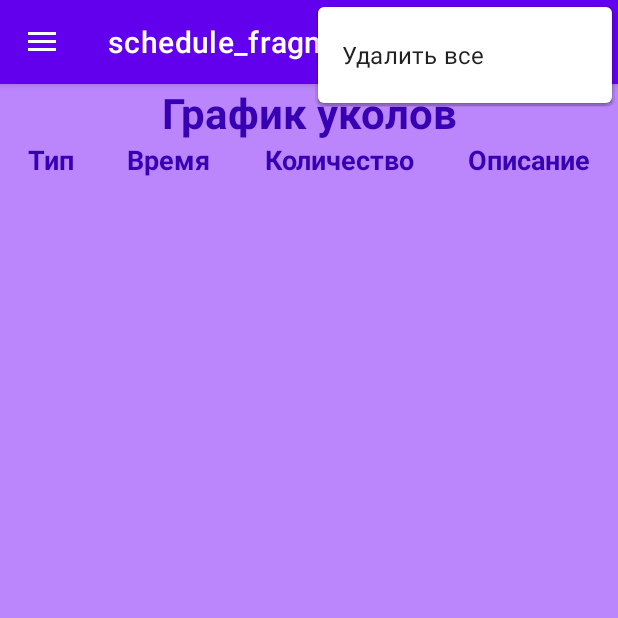
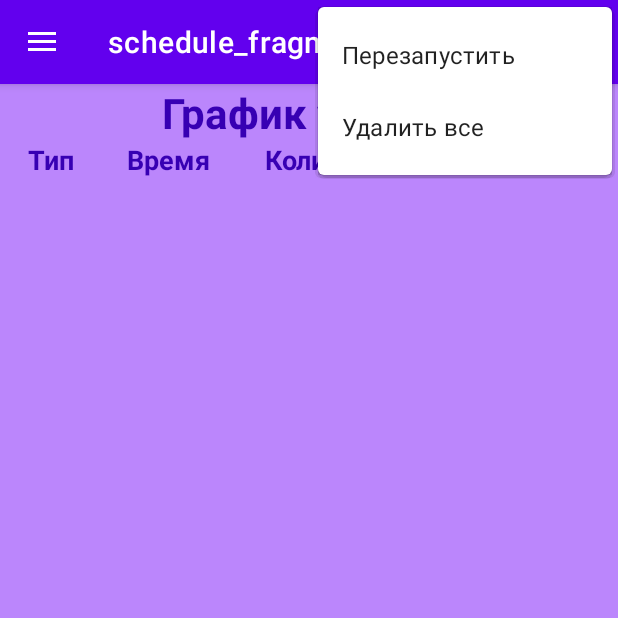
Before and after one commit to AlexYach1973/MyProject, an Android app: the screen it shows after launch (MainActivity), with the options menu open, on a phone screen of 412 x 824 dp, the top half of it. Run offline under Robolectric (Android 15) with nearby library versions, the phone set to English and light mode, and no system bars; our stand-ins replace Room's generated code, data binding, navigation-ui.

Commit message:
Не полный, но рабочий вариант Чуть подрихтовал, но не все

```diff
--- a/app/src/main/java/com/example/android/myproject/database/ScheduleDao.java
+++ b/app/src/main/java/com/example/android/myproject/database/ScheduleDao.java
@@ -2,11 +2,9 @@ package com.example.android.myproject.database;
 
 import androidx.lifecycle.LiveData;
 import androidx.room.Dao;
-import androidx.room.Delete;
 import androidx.room.Insert;
 import androidx.room.OnConflictStrategy;
 import androidx.room.Query;
-import androidx.room.Update;
 
 import java.util.List;
 
--- a/app/src/main/java/com/example/android/myproject/schedule/ScheduleReceiver.java
+++ b/app/src/main/java/com/example/android/myproject/schedule/ScheduleReceiver.java
@@ -48,7 +48,7 @@ public class ScheduleReceiver extends BroadcastReceiver {
         String time = intent.getStringExtra(KEY_TIME);
         String type = intent.getStringExtra(KEY_TYPE);
 
-        Toast.makeText(context, "Время " + time + ", Пора делать укол", Toast.LENGTH_LONG).show();
+        Toast.makeText(context, "Время " + time + ", Пора делать укол", Toast.LENGTH_SHORT).show();
         Log.d("myLogs", "Время " + time + ", Пора делать укол");
 
         /**
@@ -57,7 +57,7 @@ public class ScheduleReceiver extends BroadcastReceiver {
         // Регистрируем канал уведомлений- это надо для Android 8.0 и выше
          createNotificationChannel(context);
 
-        // Большая картинка - setLargeIcon
+        // Большая картинка - setLargeIcon()
         Bitmap notifyImage = BitmapFactory.decodeResource(context.getResources(),
                 R.drawable.injection);
 
@@ -143,7 +143,7 @@ public class ScheduleReceiver extends BroadcastReceiver {
             intent.putExtra(KEY_TIME, hours.get(i) + ":" + minutes.get(i));
             intent.putExtra(KEY_TYPE, type.get(i));
 
-//            Log.d("myLogs", "setAlarm, Time : " + hours.get(i) + ":" + minutes.get(i));
+            Log.d("myLogs", "setAlarm, Time : " + hours.get(i) + ":" + minutes.get(i));
 
             // Разные PendingIntent - pазные requestCode: "i"
             PendingIntent pendingIntent = PendingIntent.getBroadcast(context, i, intent, 0);
@@ -155,7 +155,7 @@ public class ScheduleReceiver extends BroadcastReceiver {
             intentArray.add(pendingIntent);
         }
 
-        Log.d("myLogs", "Размер intentArray: " + intentArray.size());
+        Log.d("myLogs", " setAlarm. Размер intentArray: " + intentArray.size());
 
     }
 
@@ -176,9 +176,10 @@ public class ScheduleReceiver extends BroadcastReceiver {
         } else {
 //            Toast.makeText(context, "Alarm пустой", Toast.LENGTH_LONG).show();
 
-            Log.d("myLogs", "Alarm пустой");
+            Log.d("myLogs", "cancelAlarm. Alarm пустой");
 
         }
+        intentArray.clear(); // Обнулили
     }
 
 
--- a/app/src/main/java/com/example/android/myproject/schedule/ScheduleViewModel.java
+++ b/app/src/main/java/com/example/android/myproject/schedule/ScheduleViewModel.java
@@ -1,6 +1,4 @@
 package com.example.android.myproject.schedule;
-
-import android.util.Log;
 
 import androidx.lifecycle.LiveData;
 import androidx.lifecycle.MutableLiveData;
@@ -10,26 +8,25 @@ import com.example.android.myproject.database.ScheduleDao;
 import com.example.android.myproject.database.ScheduleDatabase;
 import com.example.android.myproject.database.ScheduleEntity;
 
-import java.util.ArrayList;
 import java.util.List;
 
 public class ScheduleViewModel extends ViewModel {
 
-    private ScheduleDao scheduleDao;
-
+    private final ScheduleDao scheduleDao;
 
     // Список
     private LiveData<List<ScheduleEntity>> allScheduleEntity = new MutableLiveData<>();
+
     public LiveData<List<ScheduleEntity>> getAllScheduleEntity() {
         return allScheduleEntity;
     }
 
     // Boolean переменная показ/скрыть поля вставки
     private MutableLiveData<Boolean> visibleInsert = new MutableLiveData<>();
+
     public LiveData<Boolean> getVisibleInsert() {
         return visibleInsert;
     }
-
 
     // Коонструктор
     public ScheduleViewModel(ScheduleDao scheduleDao) {
@@ -37,7 +34,7 @@ public class ScheduleViewModel extends ViewModel {
         // Прочитали все
         allScheduleEntity = scheduleDao.getAll();
 
-        // Установили Boolean переменную
+        // Установили Boolean переменные
         visibleInsert.setValue(false);
     }
 
@@ -60,9 +57,7 @@ public class ScheduleViewModel extends ViewModel {
 
     // Удаление всего в фоновом потоке
     public void deleteAll() {
-        ScheduleDatabase.databaseWriteExecutor.execute(() ->
-                scheduleDao.deleteAll());
+        ScheduleDatabase.databaseWriteExecutor.execute(scheduleDao::deleteAll);
     }
 
-
 }
--- a/app/src/main/res/layout/schedule_fragment.xml
+++ b/app/src/main/res/layout/schedule_fragment.xml
@@ -76,7 +76,7 @@
                 android:layout_width="wrap_content"
                 android:layout_height="wrap_content"
                 android:layout_weight="1"
-                android:hint="H"/>
+                android:hint="short"/>
 
             <EditText
                 android:id="@+id/schedule_insert_time"
@@ -98,8 +98,7 @@
                 android:id="@+id/schedule_insert_description"
                 android:layout_width="wrap_content"
                 android:layout_height="wrap_content"
-                android:layout_weight="1"
-                android:hint="short"/>
+                android:layout_weight="1"/>
 
             <ImageButton
                 android:id="@+id/button_save_schedule"
--- a/app/src/main/res/menu/schedule_menu.xml
+++ b/app/src/main/res/menu/schedule_menu.xml
@@ -1,6 +1,11 @@
 <?xml version="1.0" encoding="utf-8"?>
 <menu xmlns:android="http://schemas.android.com/apk/res/android"
     xmlns:app="http://schemas.android.com/apk/res-auto">
+
+    <item android:id="@+id/menu_restart"
+        android:title="@string/restart"
+        android:icon="@drawable/reload_on" />
+<!--        app:showAsAction="never"/>-->
 
     <item
         android:id="@+id/menu_insert"
--- a/app/src/main/res/values/strings.xml
+++ b/app/src/main/res/values/strings.xml
@@ -17,4 +17,5 @@
     // menu Schedule
     <string name="deleteAll">Удалить все</string>
     <string name="insert">Вставить</string>
+    <string name="restart">Перезапустить</string>
 </resources>
```
Also changed, not shown: app/src/main/java/com/example/android/myproject/dimension/DimensionFragment.java (+3 -13 lines), app/src/main/java/com/example/android/myproject/schedule/ScheduleFragment.java (+31 -22 lines).
